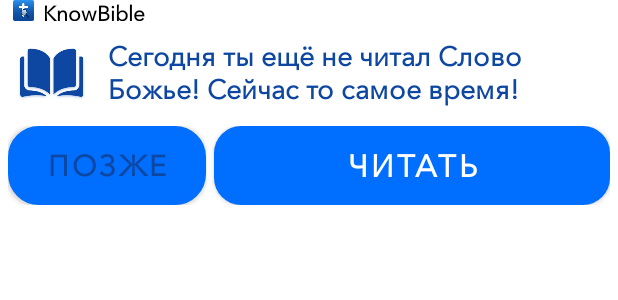
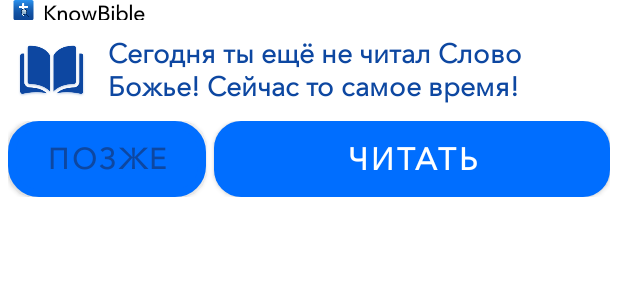
Before and after one commit to olegpetskovich/KnowBible, an Android app: the layout push_layout.xml on its own in the app's theme, with its tools: preview values and no code run, on a phone screen of 412 x 824 dp. Shown: the top 300 px of the screen. Run offline under Robolectric (Android 15) with nearby library versions, the phone set to English and light mode, and no system bars; Roboto replaces fonts that are not available here.

Commit message:
Edited push xml

```diff
--- a/app/src/main/res/layout-v31/push_layout.xml
+++ b/app/src/main/res/layout-v31/push_layout.xml
@@ -14,7 +14,7 @@
         android:layout_centerInParent="true"
         android:background="@android:color/white"
         android:orientation="vertical"
-        android:paddingBottom="@dimen/_4sdp"
+        android:paddingBottom="@dimen/_8sdp"
         android:weightSum="2">
 
         <LinearLayout
--- a/app/src/main/res/layout/push_layout.xml
+++ b/app/src/main/res/layout/push_layout.xml
@@ -14,7 +14,7 @@
         android:layout_centerInParent="true"
         android:background="@android:color/white"
         android:orientation="vertical"
-        android:paddingBottom="@dimen/_4sdp"
+        android:paddingBottom="@dimen/_8sdp"
         android:weightSum="3">
 
         <LinearLayout
```
